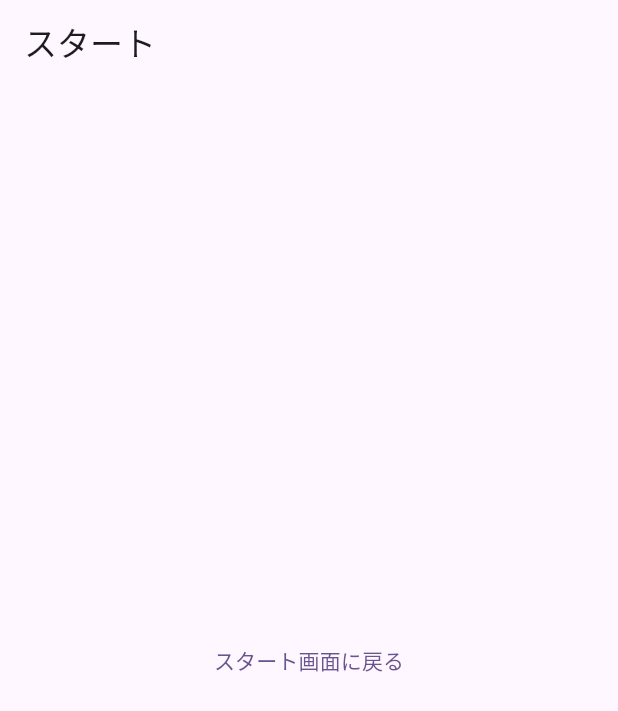
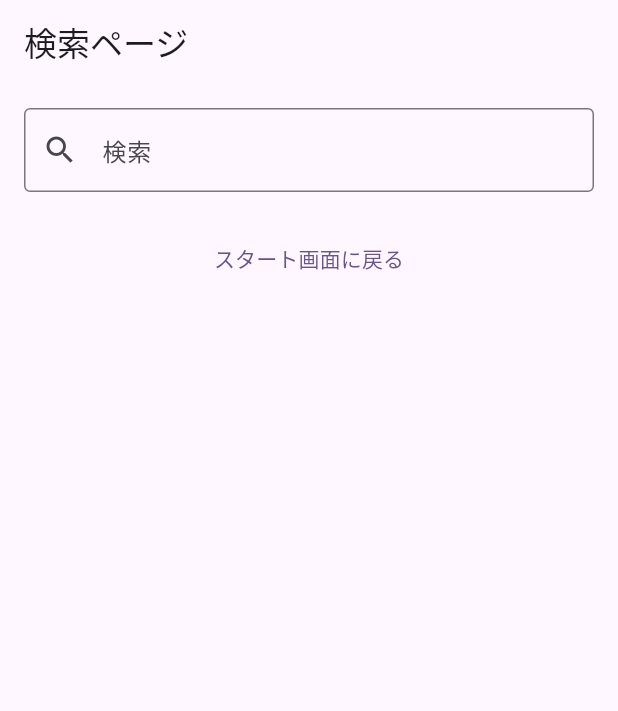
Before and after one commit to saitohiraku/flutter_application_1, a Flutter app: the screen it shows after launch, after a tap on "スタート", on a phone screen of 412 x 824 dp. Shown: the top 711 px of the screen. Run offline on Flutter 3.47's test engine with Material 3 defaults, Android fonts, the phone set to English and light mode, and no system bars.

Commit message:
いらないdartの削除、signフォルダーを作成、signpageを作成、検索バーの追加

```diff
--- a/lib/BeginPage.dart
+++ /dev/null
@@ -1,27 +0,0 @@
-import 'package:flutter/material.dart';
-import 'package:flutter_application_1/StartPage.dart';
-
-class BeginPage extends StatelessWidget {
-@override
-  Widget build(BuildContext context) {
-    return Scaffold(
-      appBar: AppBar(
-        title : Text("スタート")
-      ),
-      body : Center(
-        child: TextButton(
-          child: Text("スタート画面に戻る"),
-          // （1） 前の画面に戻る
-          onPressed: (){
-             // （1） 指定した画面に遷移する
-            Navigator.push(context, MaterialPageRoute(
-              // （2） 実際に表示するページ(ウィジェット)を指定する
-              builder: (context) => Startpage()
-            ));
-          },
-        ),
-      )
-    );
-  }
-
-}
--- a/lib/StartPage.dart
+++ b/lib/StartPage.dart
@@ -1,46 +1,39 @@
 import 'package:flutter/material.dart';
-import 'package:flutter_application_1/BeginPage.dart';
+import 'package:flutter_application_1/sign/Sign-design.dart';
 import 'package:flutter_application_1/SettingPage.dart';
 
-class Startpage extends StatelessWidget{
+class Startpage extends StatelessWidget {
   @override
   Widget build(BuildContext context) {
     return Scaffold(
       appBar: AppBar(
-        title : Text("スタート画面"),
-          actions: [
-          // 右上の設定ボタン
+        title: Text("スタート画面"),
+        actions: [
           IconButton(
             icon: Icon(Icons.settings),
             onPressed: () {
-              // 設定ページへの遷移処理
               Navigator.push(
                 context,
-                MaterialPageRoute(
-                  builder: (context) => Settingpage(), // 設定画面
-                ),
+                MaterialPageRoute(builder: (context) => Settingpage()),
               );
             },
           ),
         ],
       ),
-      body : Center(
+      body: Center(
         child: TextButton(
-          style:TextButton.styleFrom(
+          style: TextButton.styleFrom(
             backgroundColor: const Color.fromARGB(255, 106, 110, 181),
-        ),
-          child: Text("スタート"),
-          // （1） 前の画面に戻る
-          onPressed: (){
-            // （1） 指定した画面に遷移する
-            Navigator.pushReplacement(context, MaterialPageRoute(
-              // （2） 実際に表示するページ(ウィジェット)を指定する
-              builder: (context) => BeginPage()
-            ));
+          ),
+          child: Text("スタート", style: TextStyle(color: Colors.white)),
+          onPressed: () {
+            Navigator.pushReplacement(
+              context,
+              MaterialPageRoute(builder: (context) => SignDesign()),
+            );
           },
         ),
       ),
-
     );
   }
 }
--- a/lib/main.dart
+++ b/lib/main.dart
@@ -1,5 +1,4 @@
 import 'package:flutter/material.dart';
-import 'package:flutter_application_1/FirstPage.dart';
 import 'package:flutter_application_1/StartPage.dart';
 
 void main() {
--- /dev/null
+++ b/lib/sign/Sign-design.dart
@@ -0,0 +1,35 @@
+import 'package:flutter/material.dart';
+import 'sign_controller.dart';
+import 'package:flutter_application_1/StartPage.dart';
+
+class SignDesign extends StatelessWidget {
+  final SignController controller = SignController();
+
+  @override
+  Widget build(BuildContext context) {
+    return Scaffold(
+      appBar: AppBar(title: Text("検索ページ")),
+      body: Padding(
+        padding: const EdgeInsets.all(16.0),
+        child: Column(
+          children: [
+            TextField(
+              controller: controller.searchController,
+              decoration: InputDecoration(
+                hintText: "検索",
+                prefixIcon: Icon(Icons.search),
+                border: OutlineInputBorder(),
+              ),
+              onSubmitted: controller.onSearchSubmitted,
+            ),//検索バー
+            SizedBox(height: 20),
+            TextButton(
+              child: Text("スタート画面に戻る"),
+              onPressed: controller.navigateToStartPage(context),
+            ),
+          ],
+        ),
+      ),
+    );
+  }
+}
--- /dev/null
+++ b/lib/sign/sign_controller.dart
@@ -0,0 +1,20 @@
+import 'package:flutter/material.dart';
+import 'package:flutter_application_1/StartPage.dart';
+
+class SignController {
+  final TextEditingController searchController = TextEditingController();
+
+  void onSearchSubmitted(String value) {
+    print("検索キーワード: $value");
+    // 検索処理をここに実装
+  }
+
+  VoidCallback navigateToStartPage(BuildContext context) {
+    return () {
+      Navigator.push(
+        context,
+        MaterialPageRoute(builder: (context) => Startpage()),
+      );
+    };
+  }
+}
```
Also changed, not shown: lib/FirstPage.dart (deleted, +0 -26 lines), lib/SecondPage.dart (deleted, +0 -26 lines), lib/Sign-language.dart (added, +27 -0 lines), lib/ThirdPage.dart (deleted, +0 -24 lines).
